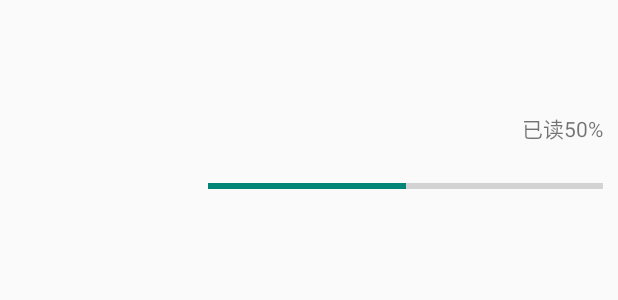
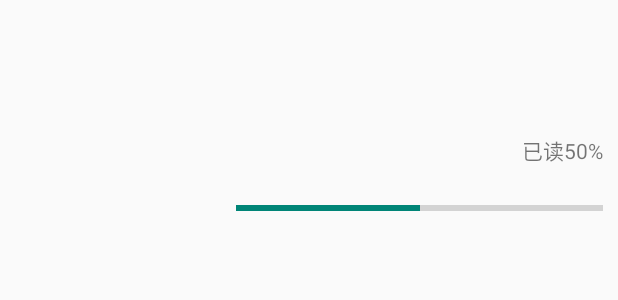
Before and after one commit to FZU5BOY/ShareReader, an Android app: the layout mybooks_list_item.xml on its own in the app's theme, with its tools: preview values and no code run, on a phone screen of 412 x 824 dp. Shown: the top 300 px of the screen. Run offline under Robolectric (Android 15) with nearby library versions, the phone set to English and light mode, and no system bars.

Commit message:
Update Topic1

```diff
--- a/app/src/main/res/layout/mybooks_list_item.xml
+++ b/app/src/main/res/layout/mybooks_list_item.xml
@@ -1,14 +1,16 @@
 <?xml version="1.0" encoding="utf-8"?>
 <LinearLayout xmlns:android="http://schemas.android.com/apk/res/android"
     android:layout_width="match_parent"
-    android:layout_height="match_parent"
+    android:layout_height="wrap_content"
+    android:layout_marginTop="10dp"
     android:orientation="horizontal"
     >
 <ImageView
     android:id="@+id/book_page"
     android:layout_weight="2"
-    android:layout_marginTop="10dp"
     android:layout_marginBottom="10dp"
+    android:layout_marginLeft="15dp"
+    android:layout_marginRight="15dp"
     android:layout_width="wrap_content"
     android:layout_height="wrap_content"
     />
@@ -23,7 +25,7 @@
             android:layout_width="match_parent"
             android:layout_height="wrap_content"
             android:gravity="left"
-            android:textSize="20dp"
+            android:textSize="18dp"
             android:layout_marginTop="10dp"
             />
         <TextView
@@ -31,7 +33,7 @@
             android:layout_width="match_parent"
             android:layout_height="wrap_content"
             android:gravity="center"
-            android:textSize="20dp"
+            android:textSize="18dp"
             android:layout_marginTop="10dp"
             />
         <TextView
@@ -40,7 +42,8 @@
             android:layout_height="wrap_content"
             android:gravity="right"
             android:text="已读50%"
-            android:layout_marginRight="10dp"/>
+            android:layout_marginRight="10dp"
+            android:layout_marginTop="10dp"/>
         <ProgressBar
             android:id="@+id/progress_bar"
             android:layout_width="fill_parent"
```
Also changed, not shown: app/src/main/res/layout/activity_pdfview.xml (+31 -1 lines), app/src/main/res/drawable/app_icon.png.
